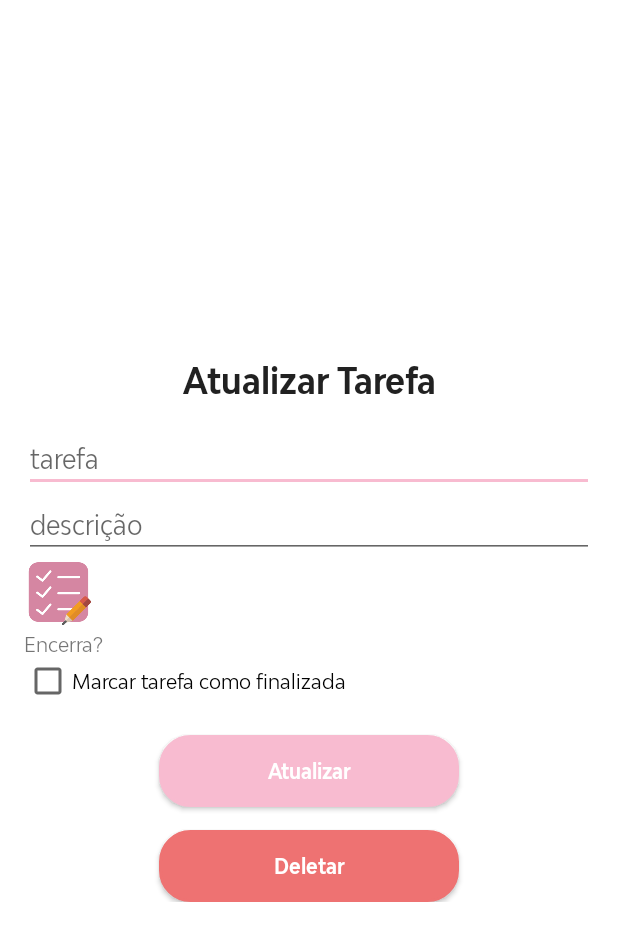
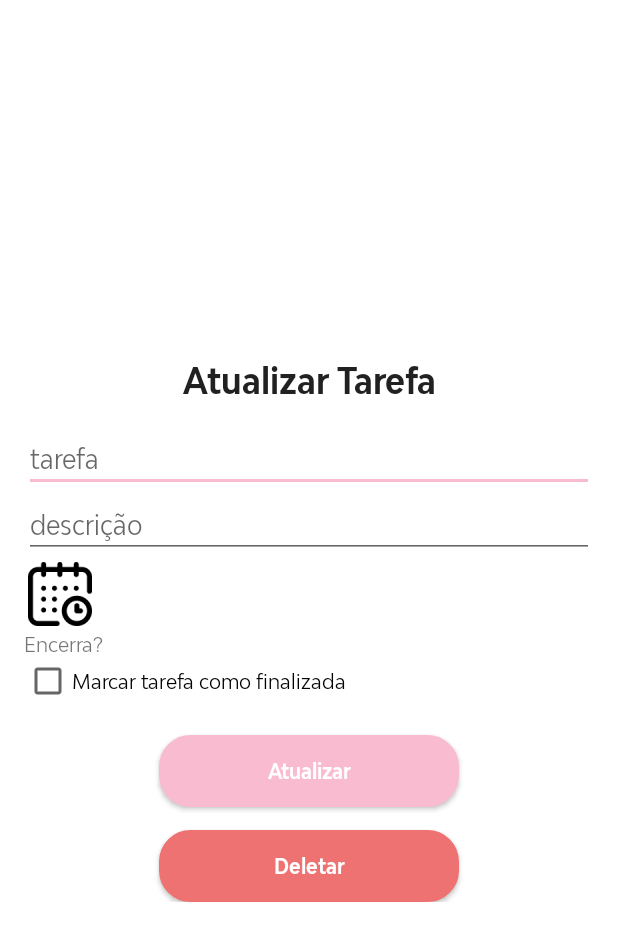
Before and after one commit to Mi-sinibaldi/PooMinhasTarefas, an Android app: the UpdateTaskActivity screen opened directly, with no data from a screen before it, on a phone screen of 412 x 824 dp. Shown: the top 941 px of the screen. Run offline under Robolectric (Android 15) with nearby library versions, the phone set to English and light mode, and no system bars; 4 statements that could not run were skipped.

Commit message:
Ajustes Layout

```diff
--- a/app/src/main/res/layout/activity_add_task.xml
+++ b/app/src/main/res/layout/activity_add_task.xml
@@ -43,7 +43,7 @@
             android:layout_width="wrap_content"
             android:layout_height="match_parent"
             android:background="@color/colorLight"
-            app:srcCompat="@mipmap/ic_launcher_logo" />
+            app:srcCompat="@mipmap/ic_launcher_calendar" />
 
         <TextView
             android:id="@+id/textViewFinish"
--- a/app/src/main/res/layout/activity_update_task.xml
+++ b/app/src/main/res/layout/activity_update_task.xml
@@ -41,8 +41,8 @@
             android:id="@+id/imageButtonCalendar"
             android:layout_width="wrap_content"
             android:layout_height="match_parent"
-            app:srcCompat="@mipmap/ic_launcher_logo"
-            android:background="@color/colorLight"/>
+            android:background="@color/colorLight"
+            app:srcCompat="@mipmap/ic_launcher_calendar" />
 
         <TextView
             android:id="@+id/textViewFinish"
--- a/build.gradle
+++ b/build.gradle
@@ -7,7 +7,7 @@ buildscript {
 
     }
     dependencies {
-        classpath 'com.android.tools.build:gradle:3.4.0'
+        classpath 'com.android.tools.build:gradle:3.4.1'
 
         // NOTE: Do not place your application dependencies here; they belong
         // in the individual module build.gradle files
```
Also changed, not shown: app/src/main/ic_launcher_calendar-web.png (added), app/src/main/res/mipmap-hdpi/ic_launcher_calendar.png (added), app/src/main/res/mipmap-mdpi/ic_launcher_calendar.png (added), app/src/main/res/mipmap-xhdpi/ic_launcher_calendar.png (added), app/src/main/res/mipmap-xxhdpi/ic_launcher_calendar.png (added), app/src/main/res/mipmap-xxxhdpi/ic_launcher_calendar.png (added).
